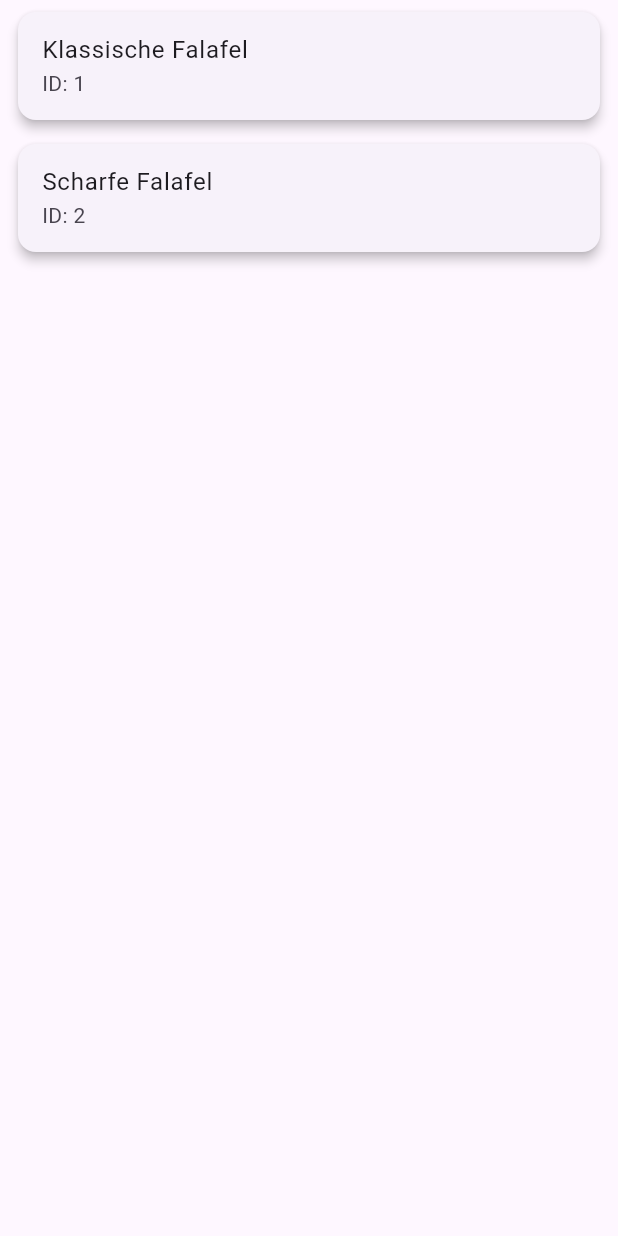
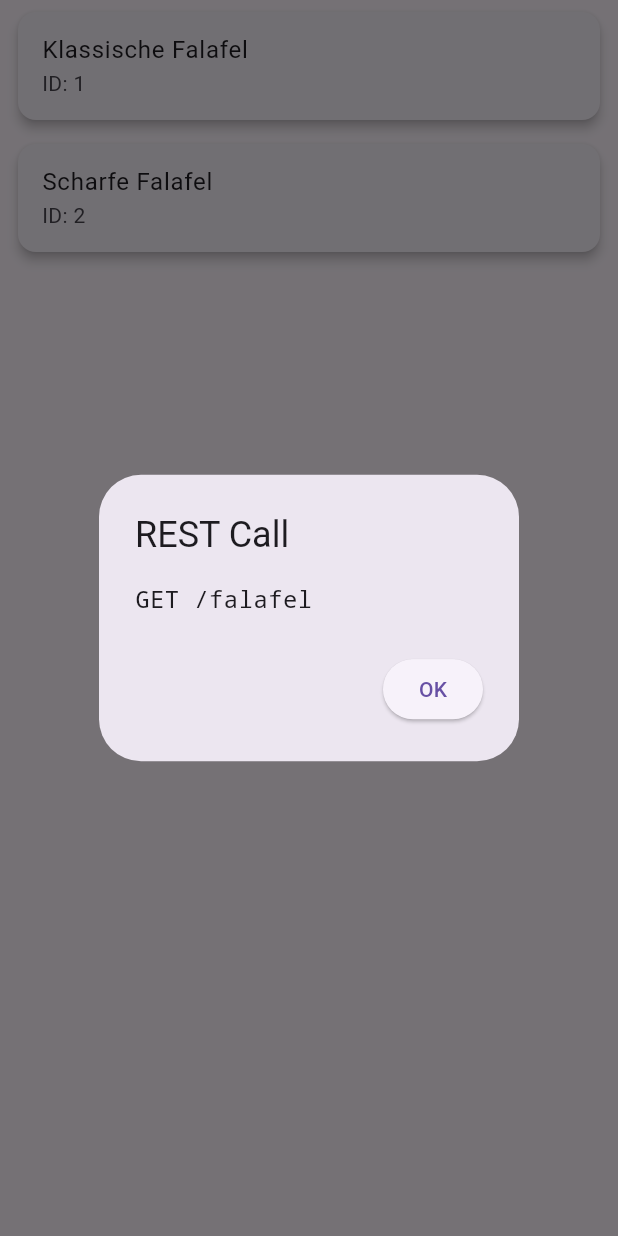
Before and after one commit to jusch2211/falafelGUIDEMO, a Flutter app: the FalafelScreen widget shown alone on an empty page, opened directly with empty values, on a phone screen of 412 x 824 dp. Run offline on Flutter 3.47's test engine with Material 3 defaults, Android fonts, the phone set to English and light mode, and no system bars.

Commit message:
REST-Anzeige

```diff
--- a/falafel_crud/lib/screens/falafel_screen.dart
+++ b/falafel_crud/lib/screens/falafel_screen.dart
@@ -24,11 +24,13 @@ class _FalafelScreenState extends State<FalafelScreen> {
   }
 
   void loadFalafel() async {
+    showRestCallDialog('GET', '/falafel');
     falafel = await api.getFalafel();
     setState(() {});
   }
 
   void addFalafel() async {
+    showRestCallDialog('POST', '/falafel');
     final newFalafel = {
       'id': DateTime.now().millisecondsSinceEpoch,
       'name': nameController.text,
@@ -40,8 +42,75 @@ class _FalafelScreenState extends State<FalafelScreen> {
   }
 
   void deleteFalafel(int id) async {
+    showRestCallDialog('DELETE', '/falafel/$id');
     falafel = await api.deleteFalafel(falafel, id);
     setState(() {});
+  }
+
+  void editFalafel(Map<String, dynamic> falafelItem) {
+    final controller = TextEditingController(text: falafelItem['name']);
+
+    showDialog(
+      context: context,
+      builder: (context) => AlertDialog(
+        title: const Text('Falafel bearbeiten'),
+        content: TextField(
+          controller: controller,
+          decoration: const InputDecoration(labelText: 'Falafel Name'),
+        ),
+        actions: [
+          TextButton(
+            onPressed: () => Navigator.pop(context),
+            child: const Text('Abbrechen'),
+          ),
+          ElevatedButton(
+            onPressed: () {
+              showRestCallDialog(
+                'PUT',
+                '/falafel/${falafelItem['id']}',
+              );
+
+              setState(() {
+                falafel = falafel.map((f) {
+                  if (f['id'] == falafelItem['id']) {
+                    return {
+                      ...f,
+                      'name': controller.text,
+                    };
+                  }
+                  return f;
+                }).toList();
+              });
+
+              Navigator.pop(context);
+            },
+            child: const Text('Speichern'),
+          ),
+        ],
+      ),
+    );
+  }
+
+  void showRestCallDialog(String method, String endpoint) {
+    showDialog(
+      context: context,
+      builder: (_) => AlertDialog(
+        title: const Text('REST Call'),
+        content: Text(
+          '$method $endpoint',
+          style: const TextStyle(
+            fontFamily: 'monospace',
+            fontSize: 16,
+          ),
+        ),
+        actions: [
+          ElevatedButton(
+            onPressed: () => Navigator.pop(context),
+            child: const Text('OK'),
+          ),
+        ],
+      ),
+    );
   }
 
   @override
@@ -75,6 +144,7 @@ class _FalafelScreenState extends State<FalafelScreen> {
                 falafel: f,
                 isAdmin: widget.isAdmin,
                 onDelete: () => deleteFalafel(f['id']),
+                onEdit: widget.isAdmin ? () => editFalafel(f) : null,
               );
             }).toList(),
           ),
--- a/falafel_crud/lib/widgets/falafel_card.dart
+++ b/falafel_crud/lib/widgets/falafel_card.dart
@@ -4,12 +4,15 @@ class FalafelCard extends StatelessWidget {
   final Map<String, dynamic> falafel;
   final bool isAdmin;
   final VoidCallback? onDelete;
+  final VoidCallback? onEdit;
 
   const FalafelCard({
     required this.falafel,
     required this.isAdmin,
     this.onDelete,
-  });
+    this.onEdit,
+    Key? key,
+  }) : super(key: key);
 
   @override
   Widget build(BuildContext context) {
@@ -20,9 +23,20 @@ class FalafelCard extends StatelessWidget {
         title: Text(falafel['name']),
         subtitle: Text('ID: ${falafel['id']}'),
         trailing: isAdmin
-            ? IconButton(
-                icon: const Icon(Icons.delete),
-                onPressed: onDelete,
+            ? Row(
+                mainAxisSize: MainAxisSize.min,
+                children: [
+                  IconButton(
+                    icon: const Icon(Icons.edit),
+                    tooltip: 'Bearbeiten',
+                    onPressed: onEdit,
+                  ),
+                  IconButton(
+                    icon: const Icon(Icons.delete),
+                    tooltip: 'Löschen',
+                    onPressed: onDelete,
+                  ),
+                ],
               )
             : null,
       ),
```
